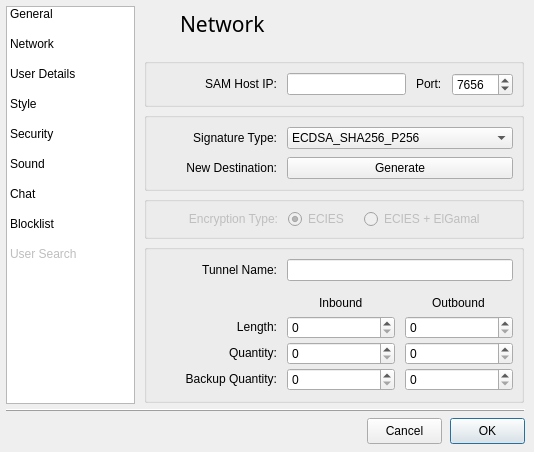
Above: src/gui/form_settingsgui.ui from vituperative/i2pchat before the change. Below: the same form after it.
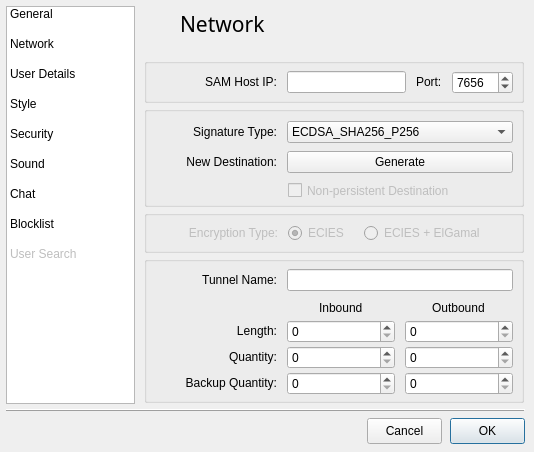
That is the form after the change. The open tabs and pages were chosen to show the change. Icons and pictures are not drawn.

Commit message: Settings: Add non-persistent destination option placeholder

Patch:
```diff
--- a/src/gui/form_settingsgui.ui
+++ b/src/gui/form_settingsgui.ui
@@ -778,9 +778,9 @@
       <property name="geometry">
        <rect>
         <x>4</x>
-        <y>236</y>
+        <y>248</y>
         <width>380</width>
-        <height>159</height>
+        <height>147</height>
        </rect>
       </property>
       <property name="minimumSize">
@@ -802,7 +802,7 @@
        <property name="geometry">
         <rect>
          <x>13</x>
-         <y>48</y>
+         <y>42</y>
          <width>356</width>
          <height>100</height>
         </rect>
@@ -853,13 +853,13 @@
           <property name="minimumSize">
            <size>
             <width>0</width>
-            <height>20</height>
+            <height>18</height>
            </size>
           </property>
           <property name="maximumSize">
            <size>
             <width>16777215</width>
-            <height>20</height>
+            <height>18</height>
            </size>
           </property>
           <property name="text">
@@ -940,13 +940,13 @@
           <property name="minimumSize">
            <size>
             <width>22</width>
-            <height>20</height>
+            <height>18</height>
            </size>
           </property>
           <property name="maximumSize">
            <size>
             <width>16777215</width>
-            <height>20</height>
+            <height>18</height>
            </size>
           </property>
           <property name="text">
@@ -960,7 +960,7 @@
        <property name="geometry">
         <rect>
          <x>13</x>
-         <y>14</y>
+         <y>12</y>
          <width>356</width>
          <height>25</height>
         </rect>
@@ -1013,7 +1013,7 @@
         <x>4</x>
         <y>50</y>
         <width>380</width>
-        <height>49</height>
+        <height>45</height>
        </rect>
       </property>
       <property name="minimumSize">
@@ -1035,7 +1035,7 @@
        <property name="geometry">
         <rect>
          <x>13</x>
-         <y>14</y>
+         <y>12</y>
          <width>356</width>
          <height>26</height>
         </rect>
@@ -1115,7 +1115,7 @@
       <property name="geometry">
        <rect>
         <x>4</x>
-        <y>188</y>
+        <y>202</y>
         <width>380</width>
         <height>43</height>
        </rect>
@@ -1239,9 +1239,9 @@
       <property name="geometry">
        <rect>
         <x>4</x>
-        <y>104</y>
+        <y>98</y>
         <width>380</width>
-        <height>79</height>
+        <height>101</height>
        </rect>
       </property>
       <widget class="QWidget" name="layoutWidget_10">
@@ -1369,6 +1369,22 @@
         </item>
        </layout>
       </widget>
+      <widget class="QCheckBox" name="nonpersistdest">
+       <property name="enabled">
+        <bool>false</bool>
+       </property>
+       <property name="geometry">
+        <rect>
+         <x>144</x>
+         <y>74</y>
+         <width>186</width>
+         <height>21</height>
+        </rect>
+       </property>
+       <property name="text">
+        <string>Non-persistent Destination</string>
+       </property>
+      </widget>
      </widget>
     </widget>
     <widget class="QWidget" name="userdetails_Page">
```
The commit also changes 1 other file.
